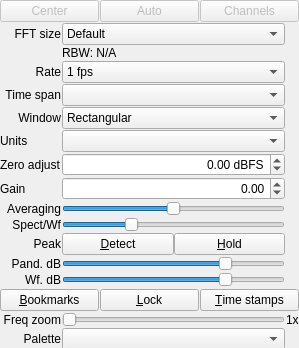
Before: the Qt Designer form ui/FftPanel.ui in BatchDrake/SigDigger, drawn with Qt 5; both pictures show x 0 to 299 and y 0 to 348 of the 299 by 543 pixel window.
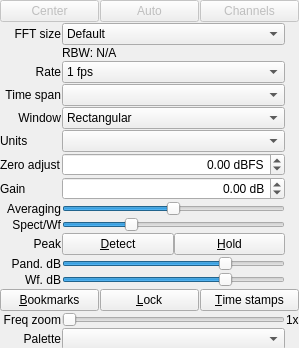
After: the same form once the commit is applied. Custom widgets are drawn as their Qt base class.

Commit message: Proper zero adjust in inspector windows

What changed in the file:
```diff
--- a/ui/FftPanel.ui
+++ b/ui/FftPanel.ui
@@ -687,6 +687,9 @@
          <property name="alignment">
           <set>Qt::AlignRight|Qt::AlignTrailing|Qt::AlignVCenter</set>
          </property>
+         <property name="suffix">
+          <string> dB</string>
+         </property>
          <property name="minimum">
           <double>-300.000000000000000</double>
          </property>
```
The commit also changes 3 other files.
